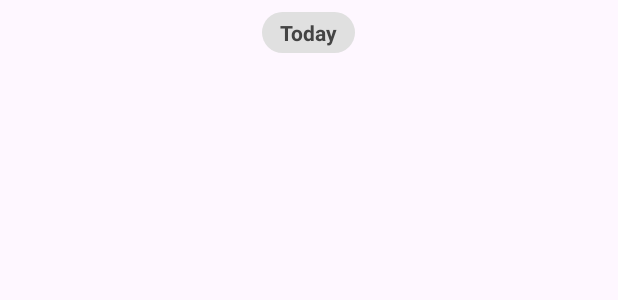
After one commit to GNANASEELAN05/AcdaLink, an Android app: the layout item_date_header.xml on its own in the app's theme, with its tools: preview values and no code run, on a phone screen of 412 x 824 dp. The commit adds this screen. Shown: the top 300 px of the screen. Run offline under Robolectric (Android 15) with nearby library versions, the phone set to English and light mode, and no system bars.

Commit message:
Updated Project

```diff
--- /dev/null
+++ b/app/src/main/res/drawable/date_header_background.xml
@@ -0,0 +1,11 @@
+<?xml version="1.0" encoding="utf-8"?>
+<shape xmlns:android="http://schemas.android.com/apk/res/android"
+    android:shape="rectangle">
+    <solid android:color="#E0E0E0"/> <!-- Light gray -->
+    <corners android:radius="16dp"/> <!-- Rounded bubble look -->
+    <padding
+        android:left="12dp"
+        android:top="4dp"
+        android:right="12dp"
+        android:bottom="4dp" />
+</shape>
--- /dev/null
+++ b/app/src/main/res/layout/item_date_header.xml
@@ -0,0 +1,24 @@
+<?xml version="1.0" encoding="utf-8"?>
+<!-- Simple date header used by ChatAdapter -->
+<LinearLayout xmlns:android="http://schemas.android.com/apk/res/android"
+    android:layout_width="match_parent"
+    android:layout_height="wrap_content"
+    android:paddingTop="8dp"
+    android:paddingBottom="8dp"
+    android:orientation="horizontal"
+    android:gravity="center">
+
+    <TextView
+        android:id="@+id/textDateHeader"
+        android:layout_width="wrap_content"
+        android:layout_height="wrap_content"
+        android:text="Today"
+        android:textAllCaps="false"
+        android:textSize="14sp"
+        android:textStyle="bold"
+        android:textColor="#444444"
+        android:paddingLeft="12dp"
+        android:paddingRight="12dp"
+        android:background="@drawable/date_header_background" />
+
+</LinearLayout>
```
Also changed, not shown: app/src/main/java/com/example/acadlink/ChatsFragment.java (+60 -6 lines), app/src/main/java/com/example/acadlink/ChatAdapter.java (line endings or trailing spaces), app/src/main/res/drawable/whatsapp_logo.png (added).
